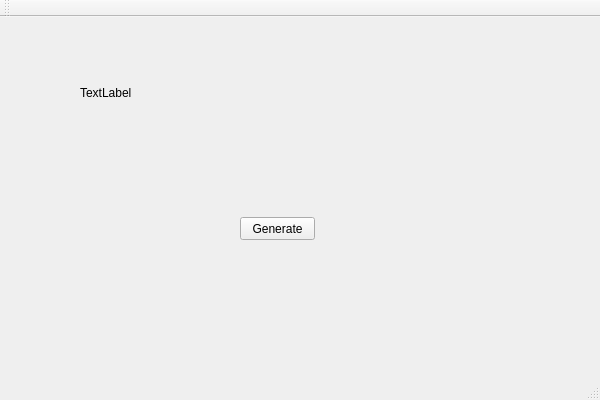
Old version of the form MainWindow.ui in the repository SobolevSpace/HeatSim.
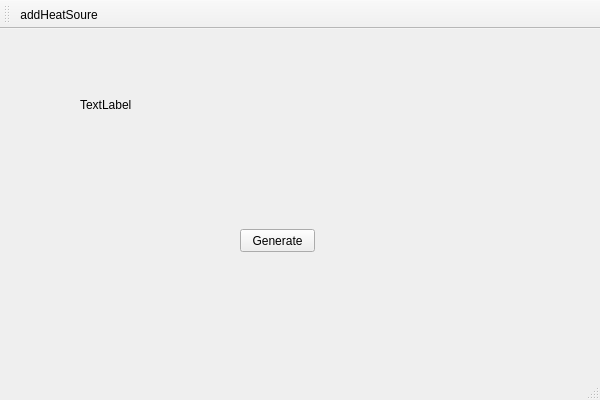
New version of the form.

Diff of the .ui file:
```diff
--- a/MainWindow.ui
+++ b/MainWindow.ui
@@ -58,8 +58,14 @@
    <attribute name="toolBarBreak">
     <bool>false</bool>
    </attribute>
+   <addaction name="actionaddHeatSoure"/>
   </widget>
   <widget class="QStatusBar" name="statusBar"/>
+  <action name="actionaddHeatSoure">
+   <property name="text">
+    <string>addHeatSoure</string>
+   </property>
+  </action>
  </widget>
  <layoutdefault spacing="6" margin="11"/>
  <resources>
```
